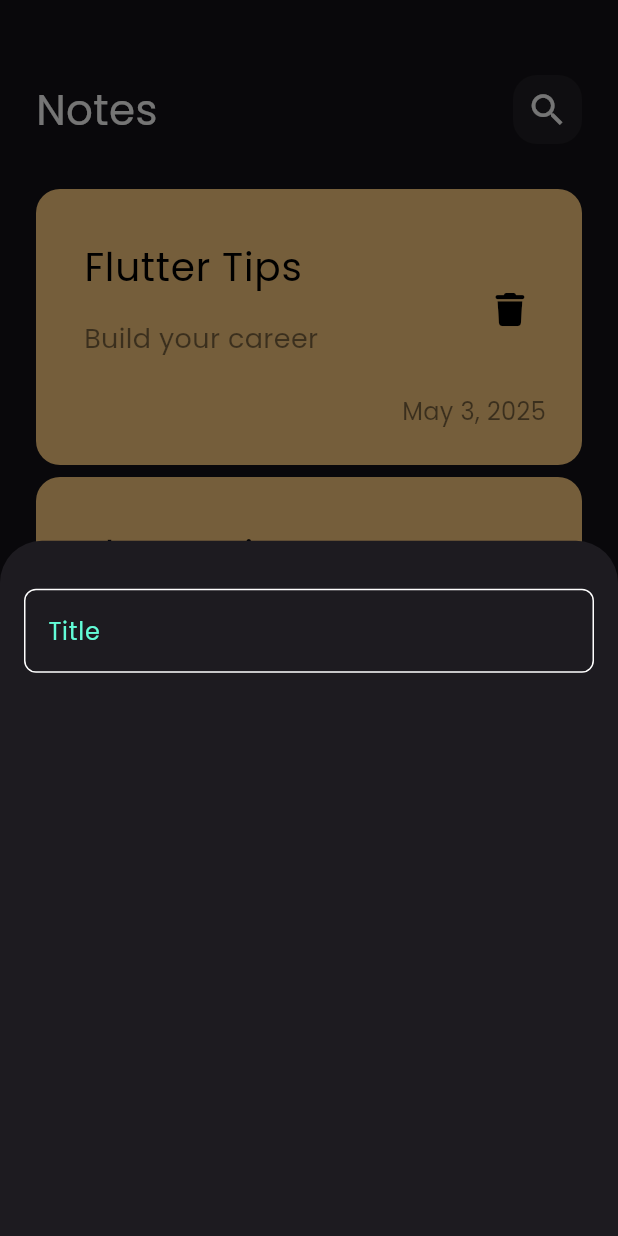
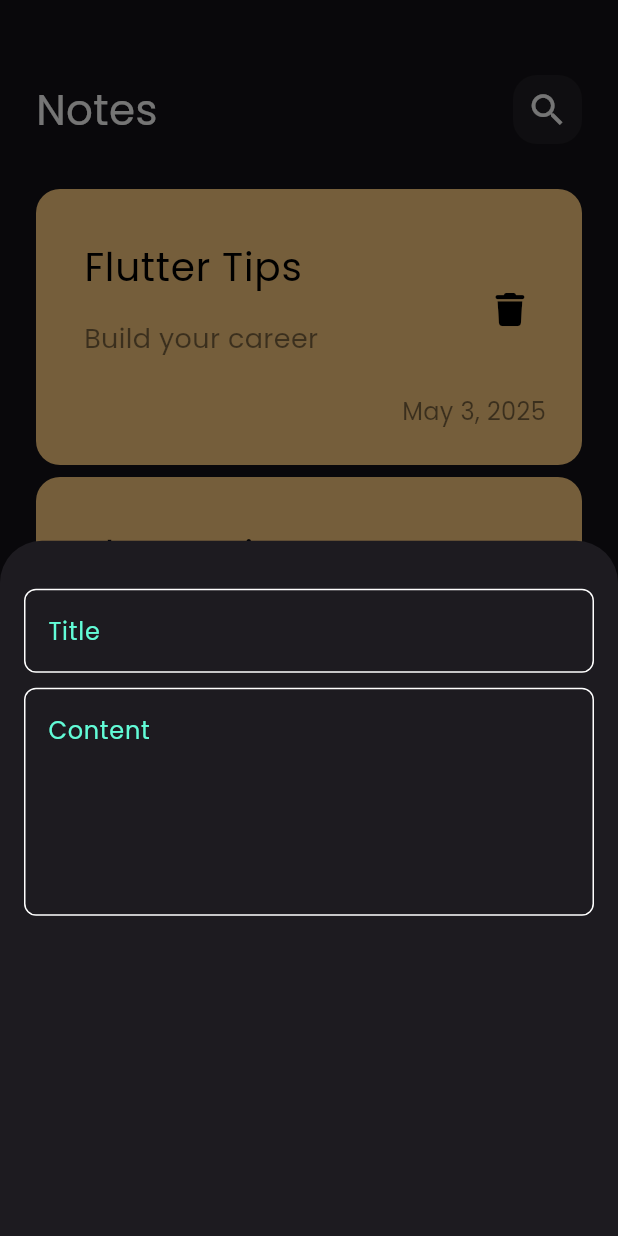
Before and after one commit to Salmamoh22/notes_app, a Flutter app: the screen it shows after launch, after a tap on the "add" icon, on a phone screen of 412 x 824 dp. Run offline on Flutter 3.47's test engine with Material 3 defaults, Android fonts, the phone set to English and light mode, and no system bars; our stand-ins replace font_awesome_flutter.

Commit message:
Add Fields to Bottom Sheet

```diff
--- a/lib/views/widgets/add_note_bottom_sheet.dart
+++ b/lib/views/widgets/add_note_bottom_sheet.dart
@@ -6,12 +6,14 @@ class AddNoteBottomSheet extends StatelessWidget {
 
   @override
   Widget build(BuildContext context) {
-    return  Padding(
+    return Padding(
       padding: const EdgeInsets.symmetric(horizontal: 16),
       child: Column(
         children: [
-          SizedBox(height: 32,),
-          CustomTextField(),
+          SizedBox(height: 32),
+          CustomTextField(hintText: 'Title'),
+          SizedBox(height: 10),
+          CustomTextField(hintText: 'Content', maxLines: 5),
         ],
       ),
     );
--- a/lib/views/widgets/custom_text_field.dart
+++ b/lib/views/widgets/custom_text_field.dart
@@ -2,14 +2,17 @@ import 'package:flutter/material.dart';
 import 'package:notes_app/constants.dart';
 
 class CustomTextField extends StatelessWidget {
-  const CustomTextField({super.key});
-
+  const CustomTextField({super.key, required this.hintText,  this.maxLines = 1});
+  final String hintText;
+  final int maxLines;
   @override
   Widget build(BuildContext context) {
     return TextField(
       cursorColor: kPrimaryColor,
+      maxLines: maxLines,
       decoration: InputDecoration(
-        hintText: 'Title',
+        hintText: hintText,
+
         hintStyle: TextStyle(color: kPrimaryColor),
         border: buildBorder(),
         enabledBorder: buildBorder(),
```
